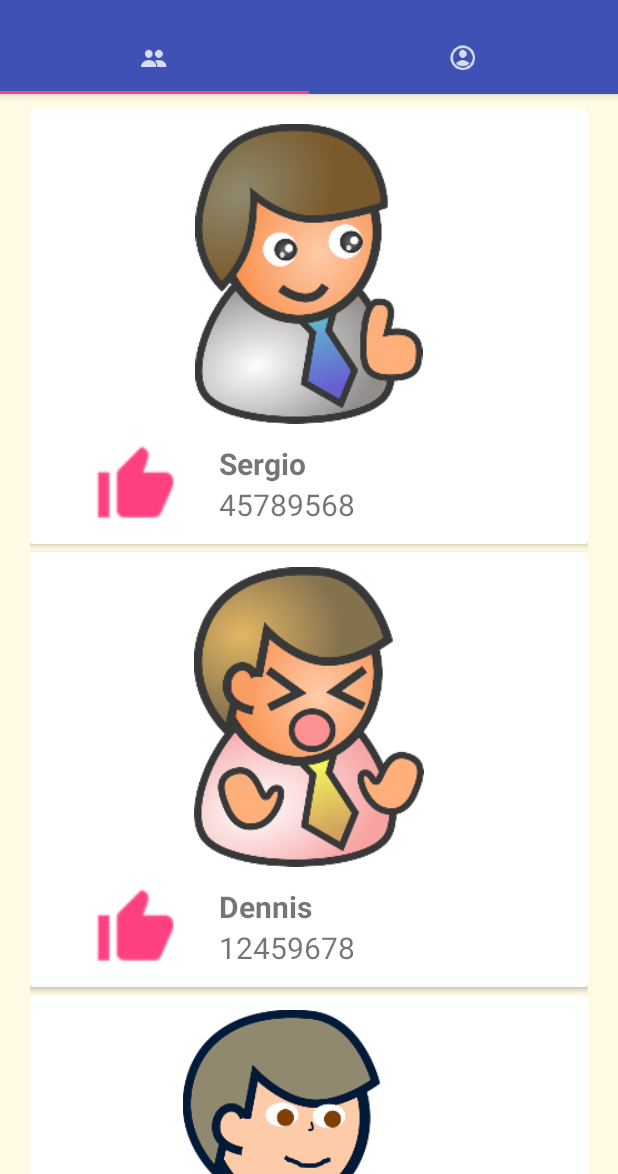
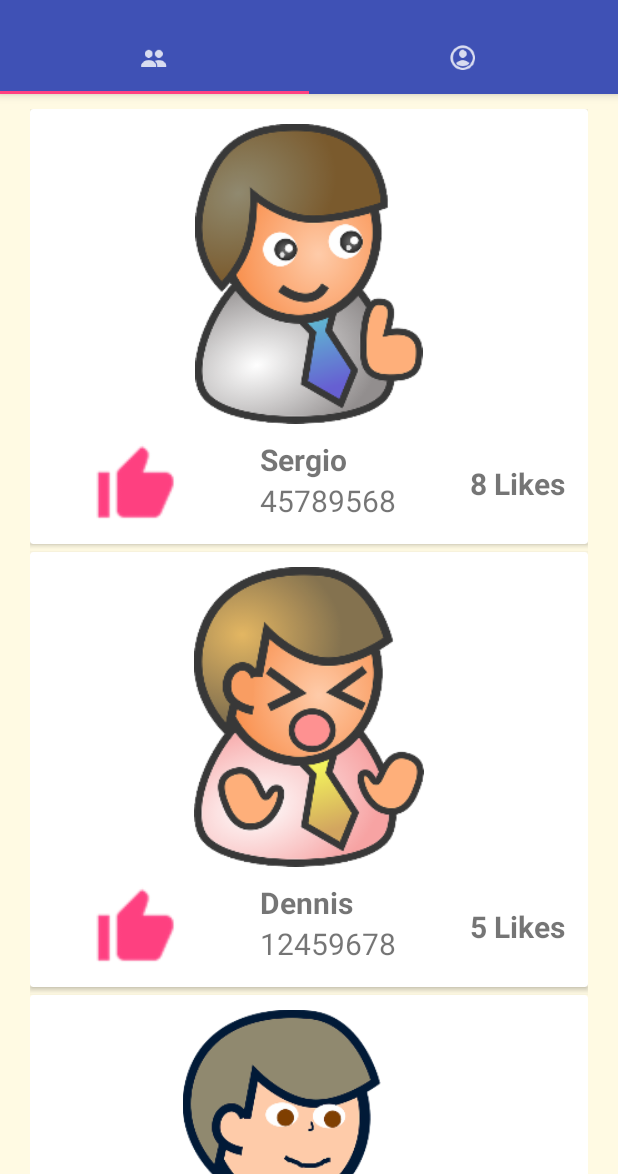
Before and after one commit to ser61/udemi_contactos, an Android app: the screen it shows after launch (MainActivity), on a phone screen of 412 x 824 dp, the part 62-1236 px from its top. Run offline under Robolectric (Android 15) with nearby library versions, the phone set to English and light mode, and no system bars.

Commit message:
modelando a MVP model view presenter

```diff
--- a/app/src/main/java/com/weiser/sergio_w/miscontactos/adapter/ContactoAdapter.java
+++ b/app/src/main/java/com/weiser/sergio_w/miscontactos/adapter/ContactoAdapter.java
@@ -41,6 +41,7 @@ public class ContactoAdapter extends RecyclerView.Adapter<ContactoAdapter.Contac
         contactoViewHolder.ivFoto.setImageResource(contacto.getFoto());
         contactoViewHolder.tvNombre.setText(contacto.getNombre());
         contactoViewHolder.tvTelefono.setText(contacto.getTelefono());
+        contactoViewHolder.tvLikes.setText(String.valueOf(contacto.getLikes()) + " Likes");
 
         contactoViewHolder.ivFoto.setOnClickListener(new View.OnClickListener() {
             @Override
@@ -69,7 +70,7 @@ public class ContactoAdapter extends RecyclerView.Adapter<ContactoAdapter.Contac
 
     public static class ContactoViewHolder extends RecyclerView.ViewHolder{
 
-        private TextView tvNombre, tvTelefono;
+        private TextView tvNombre, tvTelefono, tvLikes;
         private ImageView ivFoto, ivLike;
 
         public ContactoViewHolder(View itemView) {
@@ -78,6 +79,8 @@ public class ContactoAdapter extends RecyclerView.Adapter<ContactoAdapter.Contac
             this.tvNombre = (TextView) itemView.findViewById(R.id.tvNombre);
             this.tvTelefono = (TextView) itemView.findViewById(R.id.tvTelefono);
             this.ivLike = (ImageView) itemView.findViewById(R.id.ivLike);
+            this.tvLikes = (TextView) itemView.findViewById(R.id.tvLikes);
+
         }
     }
 }
--- /dev/null
+++ b/app/src/main/java/com/weiser/sergio_w/miscontactos/db/BaseDatos.java
@@ -0,0 +1,29 @@
+package com.weiser.sergio_w.miscontactos.db;
+
+import android.content.Context;
+import android.database.sqlite.SQLiteDatabase;
+import android.database.sqlite.SQLiteOpenHelper;
+
+/**
+ * Created by Sergio_W on 06/10/2017.
+ */
+
+public class BaseDatos extends SQLiteOpenHelper {
+
+    Context context;
+
+    public BaseDatos(Context context) {
+        super(context, ConstantesBD.DATEBASE_NAME, null, ConstantesBD.DATABASE_VERSION);
+        this.context = context;
+    }
+
+    @Override
+    public void onCreate(SQLiteDatabase sqLiteDatabase) {
+        String queryCreateContacto = "create table ";
+    }
+
+    @Override
+    public void onUpgrade(SQLiteDatabase sqLiteDatabase, int i, int i1) {
+
+    }
+}
--- /dev/null
+++ b/app/src/main/java/com/weiser/sergio_w/miscontactos/db/ConstantesBD.java
@@ -0,0 +1,18 @@
+package com.weiser.sergio_w.miscontactos.db;
+
+/**
+ * Created by Sergio_W on 06/10/2017.
+ */
+
+public final class ConstantesBD {
+
+    public static final String DATEBASE_NAME = "contactos";
+    public static int DATABASE_VERSION = 1;
+
+    public static final String TABLE_CONTACT    = "contacto";
+    public static final String TABLE_ID         = "id";
+    public static final String TABLE_NOMBRE     = "nombre";
+    public static final String TABLE_TELEFONO   = "telefono";
+    public static final String TABLE_EMAIL      = "email";
+    public static final String TABLE_FOTO       = "foto";
+}
--- /dev/null
+++ b/app/src/main/java/com/weiser/sergio_w/miscontactos/db/ConstructorContacto.java
@@ -0,0 +1,31 @@
+package com.weiser.sergio_w.miscontactos.db;
+
+import android.content.Context;
+
+import com.weiser.sergio_w.miscontactos.R;
+import com.weiser.sergio_w.miscontactos.pojo.Contacto;
+
+import java.util.ArrayList;
+
+/**
+ * Created by Sergio_W on 06/10/2017.
+ */
+
+public class ConstructorContacto {
+
+    private Context context;
+
+    public ConstructorContacto(Context context) {
+        this.context = context;
+    }
+
+    public ArrayList<Contacto> obtenerDatos() {
+        ArrayList<Contacto> contactos = new ArrayList<>();
+        contactos.add(new Contacto("Sergio", "45789568", "sergio@gmail.com", R.drawable.user1, 8));
+        contactos.add(new Contacto("Dennis", "12459678", "denis@yahoo.es", R.drawable.user2, 5));
+        contactos.add(new Contacto("Sebastian", "7458912", "sebastian@yahoo.es", R.drawable.user3, 1));
+        contactos.add(new Contacto("Sandra", "754187", "sandra@yahoo.es", R.drawable.user1, 4));
+        contactos.add(new Contacto("Guido", "712459", "guido@yahoo.es", R.drawable.user2, 7));
+        return contactos;
+    }
+}
--- /dev/null
+++ b/app/src/main/java/com/weiser/sergio_w/miscontactos/fragment/IRecyclerViewFragmentView.java
@@ -0,0 +1,19 @@
+package com.weiser.sergio_w.miscontactos.fragment;
+
+import com.weiser.sergio_w.miscontactos.adapter.ContactoAdapter;
+import com.weiser.sergio_w.miscontactos.pojo.Contacto;
+
+import java.util.ArrayList;
+
+/**
+ * Created by Sergio_W on 06/10/2017.
+ */
+
+public interface IRecyclerViewFragmentView {
+
+    public void generarLinearLayoutVertical();
+
+    public ContactoAdapter crearAdaptador(ArrayList<Contacto> contactos);
+
+    public void inicializarAdaptadorRV(ContactoAdapter contactoAdapter);
+}
--- a/app/src/main/java/com/weiser/sergio_w/miscontactos/fragment/RecyclerViewFragment.java
+++ b/app/src/main/java/com/weiser/sergio_w/miscontactos/fragment/RecyclerViewFragment.java
@@ -12,14 +12,16 @@ import android.view.ViewGroup;
 import com.weiser.sergio_w.miscontactos.R;
 import com.weiser.sergio_w.miscontactos.adapter.ContactoAdapter;
 import com.weiser.sergio_w.miscontactos.pojo.Contacto;
+import com.weiser.sergio_w.miscontactos.presentador.RecyclerViewFragmentPresenter;
 
 import java.util.ArrayList;
 
 
-public class RecyclerViewFragment extends Fragment {
+public class RecyclerViewFragment extends Fragment implements IRecyclerViewFragmentView {
 
     private ArrayList<Contacto> contactos;
     private RecyclerView rvLista;
+    private RecyclerViewFragmentPresenter presenter;
 
     public RecyclerViewFragment() {
         // Required empty public constructor
@@ -28,28 +30,26 @@ public class RecyclerViewFragment extends Fragment {
     @Override
     public View onCreateView(LayoutInflater inflater, ViewGroup container,Bundle savedInstanceState) {
         View v = inflater.inflate(R.layout.fragment_recycler_view, container, false);
+        this.rvLista = (RecyclerView) v.findViewById(R.id.rvLista);
+        presenter = new RecyclerViewFragmentPresenter(this, getContext());
+        return v;
+    }
 
-        this.rvLista = (RecyclerView) v.findViewById(R.id.rvLista);
+    @Override
+    public void generarLinearLayoutVertical() {
         LinearLayoutManager llm = new LinearLayoutManager(getActivity());
         llm.setOrientation(LinearLayoutManager.VERTICAL);
         this.rvLista.setLayoutManager(llm);
-        iniciarLista();
-        iniciarAdapter();
-
-        return v;
     }
 
-    public void iniciarAdapter() {
+    @Override
+    public ContactoAdapter crearAdaptador(ArrayList<Contacto> contactos) {
         ContactoAdapter contactoAdapter = new ContactoAdapter(contactos, getActivity());
+        return contactoAdapter;
+    }
+
+    @Override
+    public void inicializarAdaptadorRV(ContactoAdapter contactoAdapter) {
         this.rvLista.setAdapter(contactoAdapter);
     }
-
-    public void iniciarLista() {
-        this.contactos = new ArrayList<>();
-        contactos.add(new Contacto("Sergio", "45789568", "sergio@gmail.com", R.drawable.user1));
-        contactos.add(new Contacto("Dennis", "12459678", "denis@yahoo.es", R.drawable.user2));
-        contactos.add(new Contacto("Sebastian", "7458912", "sebastian@yahoo.es", R.drawable.user3));
-        contactos.add(new Contacto("Sandra", "754187", "sandra@yahoo.es", R.drawable.user1));
-        contactos.add(new Contacto("Guido", "712459", "guido@yahoo.es", R.drawable.user2));
-    }
 }
--- a/app/src/main/java/com/weiser/sergio_w/miscontactos/pojo/Contacto.java
+++ b/app/src/main/java/com/weiser/sergio_w/miscontactos/pojo/Contacto.java
@@ -5,13 +5,22 @@ package com.weiser.sergio_w.miscontactos.pojo;
  */
 public class Contacto {
     private String nombre, telefono, email;
-    private int foto;
+    private int id, foto, likes;
 
-    public Contacto(String nombre, String telefono, String email, int foto) {
+    public Contacto(String nombre, String telefono, String email, int foto, int likes) {
         this.nombre = nombre;
         this.telefono = telefono;
         this.email = email;
         this.foto = foto;
+        this.likes = likes;
+    }
+
+    public int getId() {
+        return id;
+    }
+
+    public void setId(int id) {
+        this.id = id;
     }
 
     public String getNombre() {
@@ -45,4 +54,12 @@ public class Contacto {
     public void setFoto(int foto) {
         this.foto = foto;
     }
+
+    public int getLikes() {
+        return likes;
+    }
+
+    public void setLikes(int likes) {
+        this.likes = likes;
+    }
 }
--- /dev/null
+++ b/app/src/main/java/com/weiser/sergio_w/miscontactos/presentador/IRecyclerViewFragmentPresenter.java
@@ -0,0 +1,12 @@
+package com.weiser.sergio_w.miscontactos.presentador;
+
+/**
+ * Created by Sergio_W on 06/10/2017.
+ */
+
+public interface IRecyclerViewFragmentPresenter {
+
+    public void obtenerContactosBaseDatos();
+
+    public void mostrarContactosRV();
+}
--- /dev/null
+++ b/app/src/main/java/com/weiser/sergio_w/miscontactos/presentador/RecyclerViewFragmentPresenter.java
@@ -0,0 +1,40 @@
+package com.weiser.sergio_w.miscontactos.presentador;
+
+import android.content.Context;
+
+import com.weiser.sergio_w.miscontactos.db.ConstructorContacto;
+import com.weiser.sergio_w.miscontactos.fragment.IRecyclerViewFragmentView;
+import com.weiser.sergio_w.miscontactos.pojo.Contacto;
+
+import java.util.ArrayList;
+
+/**
+ * Created by Sergio_W on 06/10/2017.
+ */
+
+public class RecyclerViewFragmentPresenter implements IRecyclerViewFragmentPresenter{
+
+    private IRecyclerViewFragmentView iRecyclerViewFragmentView;
+    private Context context;
+    private ConstructorContacto constructorContacto;
+    private ArrayList<Contacto> contactos;
+
+    public RecyclerViewFragmentPresenter(IRecyclerViewFragmentView iRecyclerViewFragmentView, Context context) {
+        this.iRecyclerViewFragmentView = iRecyclerViewFragmentView;
+        this.context = context;
+        obtenerContactosBaseDatos();
+    }
+
+    @Override
+    public void obtenerContactosBaseDatos() {
+        this.constructorContacto = new ConstructorContacto(context);
+        contactos = constructorContacto.obtenerDatos();
+        mostrarContactosRV();
+    }
+
+    @Override
+    public void mostrarContactosRV() {
+        iRecyclerViewFragmentView.inicializarAdaptadorRV(iRecyclerViewFragmentView.crearAdaptador(contactos));
+        iRecyclerViewFragmentView.generarLinearLayoutVertical();
+    }
+}
--- a/app/src/main/res/layout/cardview_contactos.xml
+++ b/app/src/main/res/layout/cardview_contactos.xml
@@ -24,27 +24,26 @@
             android:layout_height="200dp"
             android:src="@drawable/user_kempachi"
             />
-        <LinearLayout
+        <RelativeLayout
             android:id="@+id/llDescripcion"
             android:layout_width="match_parent"
             android:layout_height="wrap_content"
             android:layout_marginTop="10dp"
-            android:orientation="horizontal"
             >
             <ImageView
                 android:id="@+id/ivLike"
                 android:layout_width="60dp"
                 android:layout_height="60dp"
                 android:layout_marginLeft="25dp"
-                android:layout_gravity="center_vertical"
+                android:layout_alignParentLeft="true"
                 android:src="@drawable/like"
                 />
             <LinearLayout
                 android:id="@+id/llDatos"
                 android:layout_width="wrap_content"
                 android:layout_height="wrap_content"
+                android:layout_centerHorizontal="true"
                 android:orientation="vertical"
-                android:layout_gravity="center_vertical"
                 >
                 <TextView
                     android:id="@+id/tvNombre"
@@ -64,7 +63,18 @@
                     android:text="Telefono"
                     />
             </LinearLayout>
-        </LinearLayout>
+            <TextView
+                android:id="@+id/tvLikes"
+                android:layout_width="wrap_content"
+                android:layout_height="wrap_content"
+                android:layout_marginLeft="25dp"
+                android:textSize="20dp"
+                android:textStyle="bold"
+                android:text="@string/tv_likes"
+                android:layout_alignParentRight="true"
+                android:layout_centerVertical="true"
+                />
+        </RelativeLayout>
     </LinearLayout>
 
 </android.support.v7.widget.CardView>
--- a/app/src/main/res/values/strings.xml
+++ b/app/src/main/res/values/strings.xml
@@ -3,4 +3,5 @@
 
     <!-- TODO: Remove or change this placeholder text -->
     <string name="hello_blank_fragment">Hello blank fragment</string>
+    <string name="tv_likes">0 Likes</string>
 </resources>
```
